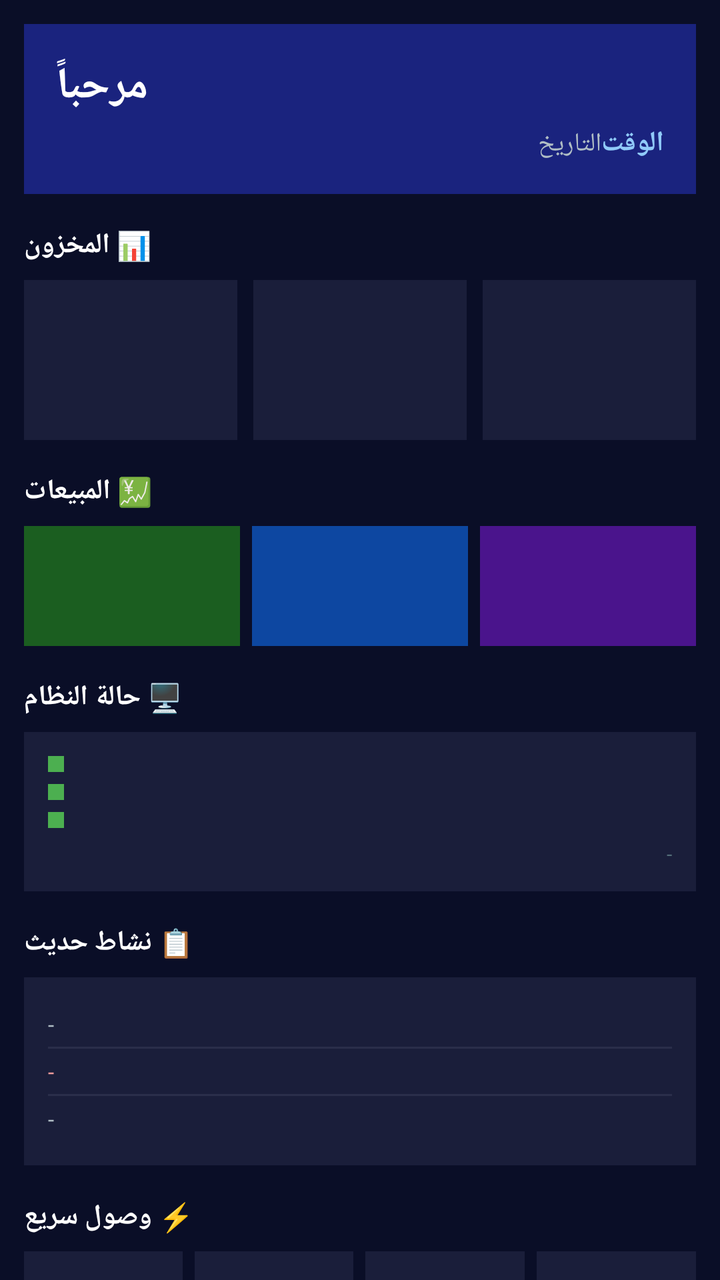
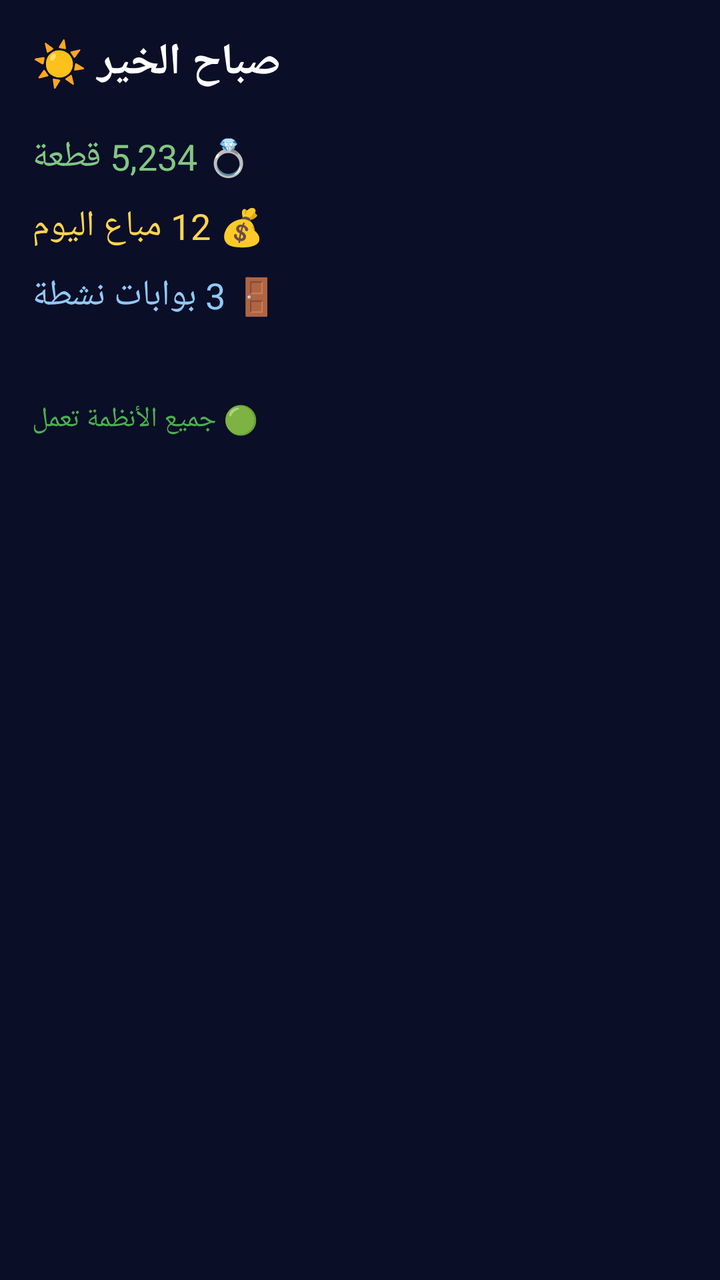

The first picture is an Android layout as it rendered before a commit; the second is the same layout after the commit. The layout source and the unified diff follow.
<!-- AndroidManifest.xml: application theme CustomTheme -->
<!-- res/layout/fragment_mira_dashboard.xml -->
<?xml version="1.0" encoding="utf-8"?>
<ScrollView xmlns:android="http://schemas.android.com/apk/res/android"
    android:layout_width="match_parent"
    android:layout_height="match_parent"
    android:background="#0A0E27"
    android:scrollbars="none">

    <LinearLayout
        android:layout_width="match_parent"
        android:layout_height="wrap_content"
        android:orientation="vertical"
        android:padding="12dp">

        
        <LinearLayout
            android:layout_width="match_parent"
            android:layout_height="wrap_content"
            android:orientation="vertical"
            android:padding="16dp"
            android:background="#1A237E"
            android:layout_marginBottom="16dp">

            <TextView
                android:id="@+id/tvGreeting"
                android:layout_width="wrap_content"
                android:layout_height="wrap_content"
                android:text="مرحباً"
                android:textColor="#FFFFFF"
                android:textSize="22sp"
                android:textStyle="bold" />

            <LinearLayout
                android:layout_width="match_parent"
                android:layout_height="wrap_content"
                android:orientation="horizontal"
                android:layout_marginTop="4dp">

                <TextView
                    android:id="@+id/tvDate"
                    android:layout_width="0dp"
                    android:layout_height="wrap_content"
                    android:layout_weight="1"
                    android:text="التاريخ"
                    android:textColor="#B0BEC5"
                    android:textSize="13sp" />

                <TextView
                    android:id="@+id/tvTime"
                    android:layout_width="wrap_content"
                    android:layout_height="wrap_content"
                    android:text="الوقت"
                    android:textColor="#90CAF9"
                    android:textSize="14sp"
                    android:textStyle="bold" />
            </LinearLayout>
        </LinearLayout>

        
        <TextView
            android:layout_width="wrap_content"
            android:layout_height="wrap_content"
            android:text="📊 المخزون"
            android:textColor="#FFFFFF"
            android:textSize="14sp"
            android:textStyle="bold"
            android:layout_marginBottom="8dp" />

        <LinearLayout
            android:layout_width="match_parent"
            android:layout_height="wrap_content"
            android:orientation="horizontal"
            android:layout_marginBottom="16dp">

            <LinearLayout
                android:layout_width="0dp" android:layout_height="80dp" android:layout_weight="1" android:layout_marginEnd="4dp"
                android:background="#1A1E3A" android:orientation="vertical" android:gravity="center">
                <TextView android:text="💍" android:textSize="22sp"/>
                <TextView android:id="@+id/tvTotalItems" android:text="-" android:textColor="#FFFFFF" android:textSize="18sp" android:textStyle="bold"/>
                <TextView android:text="قطعة" android:textColor="#9FA8DA" android:textSize="10sp"/>
            </LinearLayout>

            <LinearLayout
                android:layout_width="0dp" android:layout_height="80dp" android:layout_weight="1" android:layout_marginHorizontal="4dp"
                android:background="#1A1E3A" android:orientation="vertical" android:gravity="center">
                <TextView android:text="⚖️" android:textSize="22sp"/>
                <TextView android:id="@+id/tvTotalWeight" android:text="-" android:textColor="#FFFFFF" android:textSize="18sp" android:textStyle="bold"/>
                <TextView android:text="الوزن" android:textColor="#9FA8DA" android:textSize="10sp"/>
            </LinearLayout>

            <LinearLayout
                android:layout_width="0dp" android:layout_height="80dp" android:layout_weight="1" android:layout_marginStart="4dp"
                android:background="#1A1E3A" android:orientation="vertical" android:gravity="center">
                <TextView android:text="💰" android:textSize="22sp"/>
                <TextView android:id="@+id/tvTotalValue" android:text="-" android:textColor="#FFFFFF" android:textSize="18sp" android:textStyle="bold"/>
                <TextView android:text="القيمة" android:textColor="#9FA8DA" android:textSize="10sp"/>
            </LinearLayout>
        </LinearLayout>

        
        <TextView
            android:layout_width="wrap_content"
            android:layout_height="wrap_content"
            android:text="💹 المبيعات"
            android:textColor="#FFFFFF"
            android:textSize="14sp"
            android:textStyle="bold"
            android:layout_marginBottom="8dp" />

        <LinearLayout
            android:layout_width="match_parent"
            android:layout_height="wrap_content"
            android:orientation="horizontal"
            android:layout_marginBottom="16dp">

            <LinearLayout android:layout_width="0dp" android:layout_height="60dp" android:layout_weight="1" android:layout_marginEnd="3dp"
                android:background="#1B5E20" android:orientation="vertical" android:gravity="center">
                <TextView android:id="@+id/tvSoldToday" android:text="-" android:textColor="#FFFFFF" android:textSize="20sp" android:textStyle="bold"/>
                <TextView android:text="اليوم" android:textColor="#A5D6A7" android:textSize="10sp"/>
            </LinearLayout>
            <LinearLayout android:layout_width="0dp" android:layout_height="60dp" android:layout_weight="1" android:layout_marginHorizontal="3dp"
                android:background="#0D47A1" android:orientation="vertical" android:gravity="center">
                <TextView android:id="@+id/tvSoldWeek" android:text="-" android:textColor="#FFFFFF" android:textSize="20sp" android:textStyle="bold"/>
                <TextView android:text="الأسبوع" android:textColor="#90CAF9" android:textSize="10sp"/>
            </LinearLayout>
            <LinearLayout android:layout_width="0dp" android:layout_height="60dp" android:layout_weight="1" android:layout_marginStart="3dp"
                android:background="#4A148C" android:orientation="vertical" android:gravity="center">
                <TextView android:id="@+id/tvSoldMonth" android:text="-" android:textColor="#FFFFFF" android:textSize="20sp" android:textStyle="bold"/>
                <TextView android:text="الشهر" android:textColor="#CE93D8" android:textSize="10sp"/>
            </LinearLayout>
        </LinearLayout>

        
        <TextView
            android:layout_width="wrap_content"
            android:layout_height="wrap_content"
            android:text="🖥️ حالة النظام"
            android:textColor="#FFFFFF"
            android:textSize="14sp"
            android:textStyle="bold"
            android:layout_marginBottom="8dp" />

        <LinearLayout
            android:layout_width="match_parent"
            android:layout_height="wrap_content"
            android:orientation="vertical"
            android:background="#1A1E3A"
            android:padding="12dp"
            android:layout_marginBottom="16dp">

            <LinearLayout android:layout_width="match_parent" android:layout_height="wrap_content" android:orientation="horizontal" android:gravity="center_vertical" android:layout_marginBottom="6dp">
                <View android:id="@+id/indicatorApi" android:layout_width="8dp" android:layout_height="8dp" android:background="#4CAF50" android:layout_marginEnd="8dp"/>
                <TextView android:text="API: متصل" android:textColor="#81C784" android:textSize="12sp"/>
            </LinearLayout>
            <LinearLayout android:layout_width="match_parent" android:layout_height="wrap_content" android:orientation="horizontal" android:gravity="center_vertical" android:layout_marginBottom="6dp">
                <View android:layout_width="8dp" android:layout_height="8dp" android:background="#4CAF50" android:layout_marginEnd="8dp"/>
                <TextView android:text="قاعدة البيانات: نشطة" android:textColor="#81C784" android:textSize="12sp"/>
            </LinearLayout>
            <LinearLayout android:layout_width="match_parent" android:layout_height="wrap_content" android:orientation="horizontal" android:gravity="center_vertical">
                <View android:layout_width="8dp" android:layout_height="8dp" android:background="#4CAF50" android:layout_marginEnd="8dp"/>
                <TextView android:text="البوابات: 3 متصلة" android:textColor="#81C784" android:textSize="12sp"/>
            </LinearLayout>
            <TextView android:id="@+id/tvLastSync" android:layout_width="match_parent" android:layout_height="wrap_content" android:text="-" android:textColor="#546E7A" android:textSize="10sp" android:layout_marginTop="6dp" android:gravity="end"/>
        </LinearLayout>

        
        <TextView
            android:layout_width="wrap_content"
            android:layout_height="wrap_content"
            android:text="📋 نشاط حديث"
            android:textColor="#FFFFFF"
            android:textSize="14sp"
            android:textStyle="bold"
            android:layout_marginBottom="8dp" />

        <LinearLayout
            android:layout_width="match_parent"
            android:layout_height="wrap_content"
            android:orientation="vertical"
            android:background="#1A1E3A"
            android:padding="12dp"
            android:layout_marginBottom="16dp">

            <TextView android:id="@+id/tvRecent1" android:layout_width="match_parent" android:layout_height="wrap_content" android:text="-" android:textColor="#B0BEC5" android:textSize="11sp" android:paddingVertical="4dp"/>
            <View android:layout_width="match_parent" android:layout_height="1dp" android:background="#2A2E4A"/>
            <TextView android:id="@+id/tvRecent2" android:layout_width="match_parent" android:layout_height="wrap_content" android:text="-" android:textColor="#EF9A9A" android:textSize="11sp" android:paddingVertical="4dp"/>
            <View android:layout_width="match_parent" android:layout_height="1dp" android:background="#2A2E4A"/>
            <TextView android:id="@+id/tvRecent3" android:layout_width="match_parent" android:layout_height="wrap_content" android:text="-" android:textColor="#B0BEC5" android:textSize="11sp" android:paddingVertical="4dp"/>
        </LinearLayout>

        
        <TextView
            android:layout_width="wrap_content"
            android:layout_height="wrap_content"
            android:text="⚡ وصول سريع"
            android:textColor="#FFFFFF"
            android:textSize="14sp"
            android:textStyle="bold"
            android:layout_marginBottom="8dp" />

        <LinearLayout
            android:layout_width="match_parent"
            android:layout_height="wrap_content"
            android:orientation="horizontal"
            android:layout_marginBottom="20dp">

            <LinearLayout android:id="@+id/cardScan" android:layout_width="0dp" android:layout_height="65dp" android:layout_weight="1" android:layout_marginEnd="3dp" android:background="#1A1E3A" android:orientation="vertical" android:gravity="center">
                <TextView android:text="📷" android:textSize="22sp"/>
                <TextView android:text="مسح" android:textColor="#FFFFFF" android:textSize="11sp" android:textStyle="bold"/>
            </LinearLayout>
            <LinearLayout android:id="@+id/cardGate" android:layout_width="0dp" android:layout_height="65dp" android:layout_weight="1" android:layout_marginHorizontal="3dp" android:background="#1A1E3A" android:orientation="vertical" android:gravity="center">
                <TextView android:text="🚪" android:textSize="22sp"/>
                <TextView android:text="بوابة" android:textColor="#FFFFFF" android:textSize="11sp" android:textStyle="bold"/>
            </LinearLayout>
            <LinearLayout android:id="@+id/cardRadar" android:layout_width="0dp" android:layout_height="65dp" android:layout_weight="1" android:layout_marginHorizontal="3dp" android:background="#1A1E3A" android:orientation="vertical" android:gravity="center">
                <TextView android:text="📡" android:textSize="22sp"/>
                <TextView android:text="رادار" android:textColor="#FFFFFF" android:textSize="11sp" android:textStyle="bold"/>
            </LinearLayout>
            <LinearLayout android:id="@+id/cardSettings" android:layout_width="0dp" android:layout_height="65dp" android:layout_weight="1" android:layout_marginStart="3dp" android:background="#1A1E3A" android:orientation="vertical" android:gravity="center">
                <TextView android:text="⚙️" android:textSize="22sp"/>
                <TextView android:text="إعدادات" android:textColor="#FFFFFF" android:textSize="11sp" android:textStyle="bold"/>
            </LinearLayout>
        </LinearLayout>

        
        <LinearLayout
            android:layout_width="match_parent"
            android:layout_height="wrap_content"
            android:gravity="center"
            android:orientation="vertical">

            <TextView
                android:layout_width="wrap_content"
                android:layout_height="wrap_content"
                android:text="MIRA ID"
                android:textColor="#3F51B5"
                android:textSize="18sp"
                android:textStyle="bold" />

            <TextView
                android:layout_width="wrap_content"
                android:layout_height="wrap_content"
                android:text="Digital Trust Platform"
                android:textColor="#546E7A"
                android:textSize="9sp" />

            <TextView
                android:id="@+id/tvSystemStatus"
                android:layout_width="wrap_content"
                android:layout_height="wrap_content"
                android:text="🟢 جميع الأنظمة تعمل"
                android:textColor="#4CAF50"
                android:textSize="10sp"
                android:layout_marginTop="4dp" />
        </LinearLayout>

    </LinearLayout>
</ScrollView>
<!-- resources referenced by this layout -->
<resources>
  <style name="CustomTheme" parent="android:style/Theme.Holo.Light">  
             
             
             
           <item name="android:actionBarTabTextStyle">@style/MyActionBarTabTextStyle</item>  
           <item name="android:actionBarStyle">@style/MyActionBarStyle</item>
           <item name="android:homeAsUpIndicator">@drawable/actionbar_back</item> 
       </style>
  <style name="MyActionBarTabTextStyle" parent="android:style/Widget.Holo.Light.ActionBar.TabText">          
           <item name="android:textColor">@drawable/check_text_color</item>
           <item name="android:textSize">16sp</item>  
      </style>
  <style name="MyActionBarStyle" parent="@android:style/Widget.Holo.ActionBar">
          
        
      </style>
  <!-- drawable actionbar_back (drawable) -->
  <?xml version="1.0" encoding="utf-8"?>
  
  <shape xmlns:android="http://schemas.android.com/apk/res/android"
      android:shape="rectangle" >
  
      <size android:width="10dp"
          android:height="10dp" />
  
      <solid android:color="@android:color/transparent" />
  
      <stroke
          android:width="1dip"
          android:color="@android:color/transparent" />
  
  </shape>
  <!-- drawable check_text_color (drawable) -->
  <?xml version="1.0" encoding="utf-8"?>
  
  
  <selector xmlns:android="http://schemas.android.com/apk/res/android" >
      <item android:state_focused="true" android:color="@color/blue1"></item>
      <item android:state_selected="true" android:color="@color/blue1"></item>
      <item android:state_pressed="true" android:color="@color/blue1"></item>
      <item android:state_checked="true" android:color="@color/blue1"></item>
      <item android:color="@color/black1"></item>
      
  </selector>
  <color name="blue1">#2095ac</color>
  <color name="black1">#313a4d</color>
</resources>

<!-- the commit's change to res/layout/fragment_mira_dashboard.xml (unified diff, before → after) -->
@@ -1,257 +1,54 @@
 <?xml version="1.0" encoding="utf-8"?>
-<ScrollView xmlns:android="http://schemas.android.com/apk/res/android"
+<LinearLayout xmlns:android="http://schemas.android.com/apk/res/android"
     android:layout_width="match_parent"
     android:layout_height="match_parent"
     android:background="#0A0E27"
-    android:scrollbars="none">
+    android:orientation="vertical"
+    android:padding="16dp">
 
-    <LinearLayout
-        android:layout_width="match_parent"
+    <TextView
+        android:id="@+id/tvGreeting"
+        android:layout_width="wrap_content"
         android:layout_height="wrap_content"
-        android:orientation="vertical"
-        android:padding="12dp">
+        android:text="صباح الخير ☀️"
+        android:textColor="#FFFFFF"
+        android:textSize="22sp"
+        android:textStyle="bold" />
 
-        
-        <LinearLayout
-            android:layout_width="match_parent"
-            android:layout_height="wrap_content"
-            android:orientation="vertical"
-            android:padding="16dp"
-            android:background="#1A237E"
-            android:layout_marginBottom="16dp">
+    <TextView
+        android:id="@+id/tvTotalItems"
+        android:layout_width="wrap_content"
+        android:layout_height="wrap_content"
+        android:text="💍 5,234 قطعة"
+        android:textColor="#81C784"
+        android:textSize="18sp"
+        android:layout_marginTop="20dp" />
 
-            <TextView
-                android:id="@+id/tvGreeting"
-                android:layout_width="wrap_content"
-                android:layout_height="wrap_content"
-                android:text="مرحباً"
-                android:textColor="#FFFFFF"
-                android:textSize="22sp"
-                android:textStyle="bold" />
+    <TextView
+        android:id="@+id/tvSoldToday"
+        android:layout_width="wrap_content"
+        android:layout_height="wrap_content"
+        android:text="💰 12 مباع اليوم"
+        android:textColor="#FFD54F"
+        android:textSize="18sp"
+        android:layout_marginTop="10dp" />
 
-            <LinearLayout
-                android:layout_width="match_parent"
-                android:layout_height="wrap_content"
-                android:orientation="horizontal"
-                android:layout_marginTop="4dp">
+    <TextView
+        android:id="@+id/tvActiveGates"
+        android:layout_width="wrap_content"
+        android:layout_height="wrap_content"
+        android:text="🚪 3 بوابات نشطة"
+        android:textColor="#90CAF9"
+        android:textSize="18sp"
+        android:layout_marginTop="10dp" />
 
-                <TextView
-                    android:id="@+id/tvDate"
-                    android:layout_width="0dp"
-                    android:layout_height="wrap_content"
-                    android:layout_weight="1"
-                    android:text="التاريخ"
-                    android:textColor="#B0BEC5"
-                    android:textSize="13sp" />
+    <TextView
+        android:id="@+id/tvSystemStatus"
+        android:layout_width="wrap_content"
+        android:layout_height="wrap_content"
+        android:text="🟢 جميع الأنظمة تعمل"
+        android:textColor="#4CAF50"
+        android:textSize="14sp"
+        android:layout_marginTop="40dp" />
 
-                <TextView
-                    android:id="@+id/tvTime"
-                    android:layout_width="wrap_content"
-                    android:layout_height="wrap_content"
-                    android:text="الوقت"
-                    android:textColor="#90CAF9"
-                    android:textSize="14sp"
-                    android:textStyle="bold" />
-            </LinearLayout>
-        </LinearLayout>
-
-        
-        <TextView
-            android:layout_width="wrap_content"
-            android:layout_height="wrap_content"
-            android:text="📊 المخزون"
-            android:textColor="#FFFFFF"
-            android:textSize="14sp"
-            android:textStyle="bold"
-            android:layout_marginBottom="8dp" />
-
-        <LinearLayout
-            android:layout_width="match_parent"
-            android:layout_height="wrap_content"
-            android:orientation="horizontal"
-            android:layout_marginBottom="16dp">
-
-            <LinearLayout
-                android:layout_width="0dp" android:layout_height="80dp" android:layout_weight="1" android:layout_marginEnd="4dp"
-                android:background="#1A1E3A" android:orientation="vertical" android:gravity="center">
-                <TextView android:text="💍" android:textSize="22sp"/>
-                <TextView android:id="@+id/tvTotalItems" android:text="-" android:textColor="#FFFFFF" android:textSize="18sp" android:textStyle="bold"/>
-                <TextView android:text="قطعة" android:textColor="#9FA8DA" android:textSize="10sp"/>
-            </LinearLayout>
-
-            <LinearLayout
-                android:layout_width="0dp" android:layout_height="80dp" android:layout_weight="1" android:layout_marginHorizontal="4dp"
-                android:background="#1A1E3A" android:orientation="vertical" android:gravity="center">
-                <TextView android:text="⚖️" android:textSize="22sp"/>
-                <TextView android:id="@+id/tvTotalWeight" android:text="-" android:textColor="#FFFFFF" android:textSize="18sp" android:textStyle="bold"/>
-                <TextView android:text="الوزن" android:textColor="#9FA8DA" android:textSize="10sp"/>
-            </LinearLayout>
-
-            <LinearLayout
-                android:layout_width="0dp" android:layout_height="80dp" android:layout_weight="1" android:layout_marginStart="4dp"
-                android:background="#1A1E3A" android:orientation="vertical" android:gravity="center">
-                <TextView android:text="💰" android:textSize="22sp"/>
-                <TextView android:id="@+id/tvTotalValue" android:text="-" android:textColor="#FFFFFF" android:textSize="18sp" android:textStyle="bold"/>
-                <TextView android:text="القيمة" android:textColor="#9FA8DA" android:textSize="10sp"/>
-            </LinearLayout>
-        </LinearLayout>
-
-        
-        <TextView
-            android:layout_width="wrap_content"
-            android:layout_height="wrap_content"
-            android:text="💹 المبيعات"
-            android:textColor="#FFFFFF"
-            android:textSize="14sp"
-            android:textStyle="bold"
-            android:layout_marginBottom="8dp" />
-
-        <LinearLayout
-            android:layout_width="match_parent"
-            android:layout_height="wrap_content"
-            android:orientation="horizontal"
-            android:layout_marginBottom="16dp">
-
-            <LinearLayout android:layout_width="0dp" android:layout_height="60dp" android:layout_weight="1" android:layout_marginEnd="3dp"
-                android:background="#1B5E20" android:orientation="vertical" android:gravity="center">
-                <TextView android:id="@+id/tvSoldToday" android:text="-" android:textColor="#FFFFFF" android:textSize="20sp" android:textStyle="bold"/>
-                <TextView android:text="اليوم" android:textColor="#A5D6A7" android:textSize="10sp"/>
-            </LinearLayout>
-            <LinearLayout android:layout_width="0dp" android:layout_height="60dp" android:layout_weight="1" android:layout_marginHorizontal="3dp"
-                android:background="#0D47A1" android:orientation="vertical" android:gravity="center">
-                <TextView android:id="@+id/tvSoldWeek" android:text="-" android:textColor="#FFFFFF" android:textSize="20sp" android:textStyle="bold"/>
-                <TextView android:text="الأسبوع" android:textColor="#90CAF9" android:textSize="10sp"/>
-            </LinearLayout>
-            <LinearLayout android:layout_width="0dp" android:layout_height="60dp" android:layout_weight="1" android:layout_marginStart="3dp"
-                android:background="#4A148C" android:orientation="vertical" android:gravity="center">
-                <TextView android:id="@+id/tvSoldMonth" android:text="-" android:textColor="#FFFFFF" android:textSize="20sp" android:textStyle="bold"/>
-                <TextView android:text="الشهر" android:textColor="#CE93D8" android:textSize="10sp"/>
-            </LinearLayout>
-        </LinearLayout>
-
-        
-        <TextView
-            android:layout_width="wrap_content"
-            android:layout_height="wrap_content"
-            android:text="🖥️ حالة النظام"
-            android:textColor="#FFFFFF"
-            android:textSize="14sp"
-            android:textStyle="bold"
-            android:layout_marginBottom="8dp" />
-
-        <LinearLayout
-            android:layout_width="match_parent"
-            android:layout_height="wrap_content"
-            android:orientation="vertical"
-            android:background="#1A1E3A"
-            android:padding="12dp"
-            android:layout_marginBottom="16dp">
-
-            <LinearLayout android:layout_width="match_parent" android:layout_height="wrap_content" android:orientation="horizontal" android:gravity="center_vertical" android:layout_marginBottom="6dp">
-                <View android:id="@+id/indicatorApi" android:layout_width="8dp" android:layout_height="8dp" android:background="#4CAF50" android:layout_marginEnd="8dp"/>
-                <TextView android:text="API: متصل" android:textColor="#81C784" android:textSize="12sp"/>
-            </LinearLayout>
-            <LinearLayout android:layout_width="match_parent" android:layout_height="wrap_content" android:orientation="horizontal" android:gravity="center_vertical" android:layout_marginBottom="6dp">
-                <View android:layout_width="8dp" android:layout_height="8dp" android:background="#4CAF50" android:layout_marginEnd="8dp"/>
-                <TextView android:text="قاعدة البيانات: نشطة" android:textColor="#81C784" android:textSize="12sp"/>
-            </LinearLayout>
-            <LinearLayout android:layout_width="match_parent" android:layout_height="wrap_content" android:orientation="horizontal" android:gravity="center_vertical">
-                <View android:layout_width="8dp" android:layout_height="8dp" android:background="#4CAF50" android:layout_marginEnd="8dp"/>
-                <TextView android:text="البوابات: 3 متصلة" android:textColor="#81C784" android:textSize="12sp"/>
-            </LinearLayout>
-            <TextView android:id="@+id/tvLastSync" android:layout_width="match_parent" android:layout_height="wrap_content" android:text="-" android:textColor="#546E7A" android:textSize="10sp" android:layout_marginTop="6dp" android:gravity="end"/>
-        </LinearLayout>
-
-        
-        <TextView
-            android:layout_width="wrap_content"
-            android:layout_height="wrap_content"
-            android:text="📋 نشاط حديث"
-            android:textColor="#FFFFFF"
-            android:textSize="14sp"
-            android:textStyle="bold"
-            android:layout_marginBottom="8dp" />
-
-        <LinearLayout
-            android:layout_width="match_parent"
-            android:layout_height="wrap_content"
-            android:orientation="vertical"
-            android:background="#1A1E3A"
-            android:padding="12dp"
-            android:layout_marginBottom="16dp">
-
-            <TextView android:id="@+id/tvRecent1" android:layout_width="match_parent" android:layout_height="wrap_content" android:text="-" android:textColor="#B0BEC5" android:textSize="11sp" android:paddingVertical="4dp"/>
-            <View android:layout_width="match_parent" android:layout_height="1dp" android:background="#2A2E4A"/>
-            <TextView android:id="@+id/tvRecent2" android:layout_width="match_parent" android:layout_height="wrap_content" android:text="-" android:textColor="#EF9A9A" android:textSize="11sp" android:paddingVertical="4dp"/>
-            <View android:layout_width="match_parent" android:layout_height="1dp" android:background="#2A2E4A"/>
-            <TextView android:id="@+id/tvRecent3" android:layout_width="match_parent" android:layout_height="wrap_content" android:text="-" android:textColor="#B0BEC5" android:textSize="11sp" android:paddingVertical="4dp"/>
-        </LinearLayout>
-
-        
-        <TextView
-            android:layout_width="wrap_content"
-            android:layout_height="wrap_content"
-            android:text="⚡ وصول سريع"
-            android:textColor="#FFFFFF"
-            android:textSize="14sp"
-            android:textStyle="bold"
-            android:layout_marginBottom="8dp" />
-
-        <LinearLayout
-            android:layout_width="match_parent"
-            android:layout_height="wrap_content"
-            android:orientation="horizontal"
-            android:layout_marginBottom="20dp">
-
-            <LinearLayout android:id="@+id/cardScan" android:layout_width="0dp" android:layout_height="65dp" android:layout_weight="1" android:layout_marginEnd="3dp" android:background="#1A1E3A" android:orientation="vertical" android:gravity="center">
-                <TextView android:text="📷" android:textSize="22sp"/>
-                <TextView android:text="مسح" android:textColor="#FFFFFF" android:textSize="11sp" android:textStyle="bold"/>
-            </LinearLayout>
-            <LinearLayout android:id="@+id/cardGate" android:layout_width="0dp" android:layout_height="65dp" android:layout_weight="1" android:layout_marginHorizontal="3dp" android:background="#1A1E3A" android:orientation="vertical" android:gravity="center">
-                <TextView android:text="🚪" android:textSize="22sp"/>
-                <TextView android:text="بوابة" android:textColor="#FFFFFF" android:textSize="11sp" android:textStyle="bold"/>
-            </LinearLayout>
-            <LinearLayout android:id="@+id/cardRadar" android:layout_width="0dp" android:layout_height="65dp" android:layout_weight="1" android:layout_marginHorizontal="3dp" android:background="#1A1E3A" android:orientation="vertical" android:gravity="center">
-                <TextView android:text="📡" android:textSize="22sp"/>
-                <TextView android:text="رادار" android:textColor="#FFFFFF" android:textSize="11sp" android:textStyle="bold"/>
-            </LinearLayout>
-            <LinearLayout android:id="@+id/cardSettings" android:layout_width="0dp" android:layout_height="65dp" android:layout_weight="1" android:layout_marginStart="3dp" android:background="#1A1E3A" android:orientation="vertical" android:gravity="center">
-                <TextView android:text="⚙️" android:textSize="22sp"/>
-                <TextView android:text="إعدادات" android:textColor="#FFFFFF" android:textSize="11sp" android:textStyle="bold"/>
-            </LinearLayout>
-        </LinearLayout>
-
-        
-        <LinearLayout
-            android:layout_width="match_parent"
-            android:layout_height="wrap_content"
-            android:gravity="center"
-            android:orientation="vertical">
-
-            <TextView
-                android:layout_width="wrap_content"
-                android:layout_height="wrap_content"
-                android:text="MIRA ID"
-                android:textColor="#3F51B5"
-                android:textSize="18sp"
-                android:textStyle="bold" />
-
-            <TextView
-                android:layout_width="wrap_content"
-                android:layout_height="wrap_content"
-                android:text="Digital Trust Platform"
-                android:textColor="#546E7A"
-                android:textSize="9sp" />
-
-            <TextView
-                android:id="@+id/tvSystemStatus"
-                android:layout_width="wrap_content"
-                android:layout_height="wrap_content"
-                android:text="🟢 جميع الأنظمة تعمل"
-                android:textColor="#4CAF50"
-                android:textSize="10sp"
-                android:layout_marginTop="4dp" />
-        </LinearLayout>
-
-    </LinearLayout>
-</ScrollView>
+</LinearLayout>
